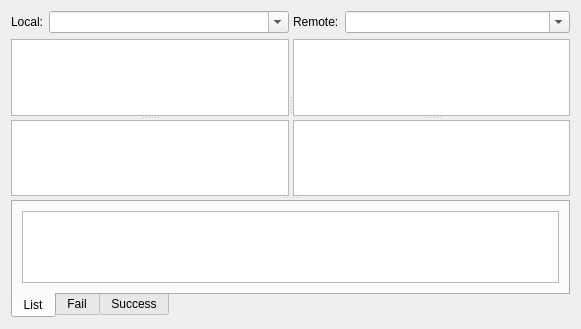
First picture: the form in Plugins/FileTransfer/FrmFileTransfer.ui, repository KangLin/RabbitRemoteControl, before the edit.
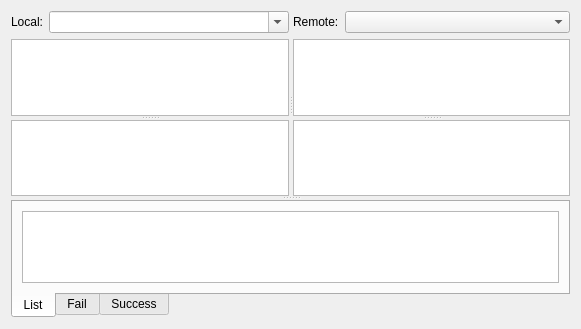
Second picture: the form after the edit. Icons and pictures are not drawn.

Diff of the .ui file:
```diff
--- a/Plugins/FileTransfer/FrmFileTransfer.ui
+++ b/Plugins/FileTransfer/FrmFileTransfer.ui
@@ -87,6 +87,9 @@
           </item>
           <item>
            <widget class="QComboBox" name="cbRemote">
+            <property name="enabled">
+             <bool>true</bool>
+            </property>
             <property name="sizePolicy">
              <sizepolicy hsizetype="Expanding" vsizetype="Fixed">
               <horstretch>0</horstretch>
@@ -94,7 +97,7 @@
              </sizepolicy>
             </property>
             <property name="editable">
-             <bool>true</bool>
+             <bool>false</bool>
             </property>
            </widget>
           </item>
```
